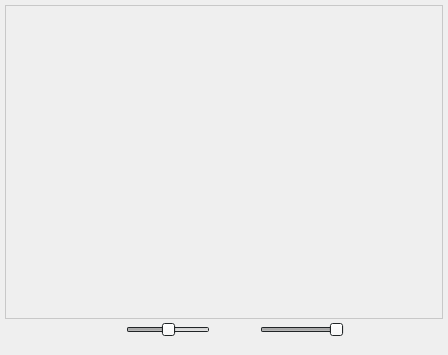
florianblume/6d-pat, file src/view/poseviewer/poseviewer.ui: the form before one commit.
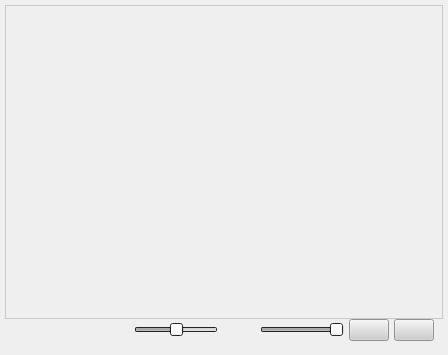
The form after the commit.

Commit message: added style sheet and custom message box

```diff
--- a/src/view/poseviewer/poseviewer.ui
+++ b/src/view/poseviewer/poseviewer.ui
@@ -271,28 +271,28 @@
           <active>
            <colorrole role="Button">
             <brush brushstyle="SolidPattern">
-             <color alpha="255">
-              <red>206</red>
-              <green>206</green>
-              <blue>206</blue>
+             <color alpha="0">
+              <red>0</red>
+              <green>0</green>
+              <blue>0</blue>
              </color>
             </brush>
            </colorrole>
            <colorrole role="Base">
             <brush brushstyle="SolidPattern">
-             <color alpha="255">
-              <red>206</red>
-              <green>206</green>
-              <blue>206</blue>
+             <color alpha="0">
+              <red>0</red>
+              <green>0</green>
+              <blue>0</blue>
              </color>
             </brush>
            </colorrole>
            <colorrole role="Window">
             <brush brushstyle="SolidPattern">
-             <color alpha="255">
-              <red>206</red>
-              <green>206</green>
-              <blue>206</blue>
+             <color alpha="0">
+              <red>0</red>
+              <green>0</green>
+              <blue>0</blue>
              </color>
             </brush>
            </colorrole>
@@ -300,28 +300,28 @@
           <inactive>
            <colorrole role="Button">
             <brush brushstyle="SolidPattern">
-             <color alpha="255">
-              <red>206</red>
-              <green>206</green>
-              <blue>206</blue>
+             <color alpha="0">
+              <red>0</red>
+              <green>0</green>
+              <blue>0</blue>
              </color>
             </brush>
            </colorrole>
            <colorrole role="Base">
             <brush brushstyle="SolidPattern">
-             <color alpha="255">
-              <red>206</red>
-              <green>206</green>
-              <blue>206</blue>
+             <color alpha="0">
+              <red>0</red>
+              <green>0</green>
+              <blue>0</blue>
              </color>
             </brush>
            </colorrole>
            <colorrole role="Window">
             <brush brushstyle="SolidPattern">
-             <color alpha="255">
-              <red>206</red>
-              <green>206</green>
-              <blue>206</blue>
+             <color alpha="0">
+              <red>0</red>
+              <green>0</green>
+              <blue>0</blue>
              </color>
             </brush>
            </colorrole>
@@ -329,28 +329,28 @@
           <disabled>
            <colorrole role="Button">
             <brush brushstyle="SolidPattern">
-             <color alpha="255">
-              <red>206</red>
-              <green>206</green>
-              <blue>206</blue>
+             <color alpha="0">
+              <red>0</red>
+              <green>0</green>
+              <blue>0</blue>
              </color>
             </brush>
            </colorrole>
            <colorrole role="Base">
             <brush brushstyle="SolidPattern">
-             <color alpha="255">
-              <red>206</red>
-              <green>206</green>
-              <blue>206</blue>
+             <color alpha="0">
+              <red>0</red>
+              <green>0</green>
+              <blue>0</blue>
              </color>
             </brush>
            </colorrole>
            <colorrole role="Window">
             <brush brushstyle="SolidPattern">
-             <color alpha="255">
-              <red>206</red>
-              <green>206</green>
-              <blue>206</blue>
+             <color alpha="0">
+              <red>0</red>
+              <green>0</green>
+              <blue>0</blue>
              </color>
             </brush>
            </colorrole>
@@ -364,9 +364,19 @@
          <bool>false</bool>
         </property>
         <property name="styleSheet">
-         <string notr="true">QPushButton:pressed {
-  border: 0px solid #5eb6ff;
-  background-color: #ffffff;
+         <string notr="true">QPushButton {
+    border: none;
+    background: transparent;
+}
+
+QPushButton:hover:!pressed {
+    border: none;
+    background: transparent;
+}
+
+QPushButton:pressed {
+    border: none;
+    background: transparent;
 }</string>
         </property>
         <property name="text">
@@ -439,28 +449,28 @@
           <active>
            <colorrole role="Button">
             <brush brushstyle="SolidPattern">
-             <color alpha="255">
-              <red>206</red>
-              <green>206</green>
-              <blue>206</blue>
+             <color alpha="0">
+              <red>0</red>
+              <green>0</green>
+              <blue>0</blue>
              </color>
             </brush>
            </colorrole>
            <colorrole role="Base">
             <brush brushstyle="SolidPattern">
-             <color alpha="255">
-              <red>206</red>
-              <green>206</green>
-              <blue>206</blue>
+             <color alpha="0">
+              <red>0</red>
+              <green>0</green>
+              <blue>0</blue>
              </color>
             </brush>
            </colorrole>
            <colorrole role="Window">
             <brush brushstyle="SolidPattern">
-             <color alpha="255">
-              <red>206</red>
-              <green>206</green>
-              <blue>206</blue>
+             <color alpha="0">
+              <red>0</red>
+              <green>0</green>
+              <blue>0</blue>
              </color>
             </brush>
            </colorrole>
@@ -468,28 +478,28 @@
           <inactive>
            <colorrole role="Button">
             <brush brushstyle="SolidPattern">
-             <color alpha="255">
-              <red>206</red>
-              <green>206</green>
-              <blue>206</blue>
+             <color alpha="0">
+              <red>0</red>
+              <green>0</green>
+              <blue>0</blue>
              </color>
             </brush>
            </colorrole>
            <colorrole role="Base">
             <brush brushstyle="SolidPattern">
-             <color alpha="255">
-              <red>206</red>
-              <green>206</green>
-              <blue>206</blue>
+             <color alpha="0">
+              <red>0</red>
+              <green>0</green>
+              <blue>0</blue>
              </color>
             </brush>
            </colorrole>
            <colorrole role="Window">
             <brush brushstyle="SolidPattern">
-             <color alpha="255">
-              <red>206</red>
-              <green>206</green>
-              <blue>206</blue>
+             <color alpha="0">
+              <red>0</red>
+              <green>0</green>
+              <blue>0</blue>
              </color>
             </brush>
            </colorrole>
@@ -497,28 +507,28 @@
           <disabled>
            <colorrole role="Button">
             <brush brushstyle="SolidPattern">
-             <color alpha="255">
-              <red>206</red>
-              <green>206</green>
-              <blue>206</blue>
+             <color alpha="0">
+              <red>0</red>
+              <green>0</green>
+              <blue>0</blue>
              </color>
             </brush>
            </colorrole>
            <colorrole role="Base">
             <brush brushstyle="SolidPattern">
-             <color alpha="255">
-              <red>206</red>
-              <green>206</green>
-              <blue>206</blue>
+             <color alpha="0">
+              <red>0</red>
+              <green>0</green>
+              <blue>0</blue>
              </color>
             </brush>
            </colorrole>
            <colorrole role="Window">
             <brush brushstyle="SolidPattern">
-             <color alpha="255">
-              <red>206</red>
-              <green>206</green>
-              <blue>206</blue>
+             <color alpha="0">
+              <red>0</red>
+              <green>0</green>
+              <blue>0</blue>
              </color>
             </brush>
            </colorrole>
@@ -535,9 +545,19 @@
          <bool>false</bool>
         </property>
         <property name="styleSheet">
-         <string notr="true">QPushButton:pressed {
-  border: 0px solid #5eb6ff;
-  background-color: #ffffff;
+         <string notr="true">QPushButton {
+    border: none;
+    background: transparent;
+}
+
+QPushButton:hover:!pressed {
+    border: none;
+    background: transparent;
+}
+
+QPushButton:pressed {
+    border: none;
+    background: transparent;
 }</string>
         </property>
         <property name="text">
@@ -678,26 +698,11 @@
         <property name="autoFillBackground">
          <bool>false</bool>
         </property>
-        <property name="styleSheet">
-         <string notr="true">QPushButton {
-  background-color: #cecece;
-}
-
-QPushButton:hover:!pressed {
-  border: 1px solid #75c1ff;
-  background-color: #c6e5ff;
-}
-
-QPushButton:pressed {
-  border: 1px solid #5eb6ff;
-  background-color: #9ed2ff;
-}</string>
-        </property>
         <property name="text">
          <string/>
         </property>
         <property name="flat">
-         <bool>true</bool>
+         <bool>false</bool>
         </property>
        </widget>
       </item>
@@ -905,26 +910,11 @@
         <property name="autoFillBackground">
          <bool>false</bool>
         </property>
-        <property name="styleSheet">
-         <string notr="true">QPushButton {
-  background-color: #cecece;
-}
-
-QPushButton:hover:!pressed {
-  border: 1px solid #75c1ff;
-  background-color: #c6e5ff;
-}
-
-QPushButton:pressed {
-  border: 1px solid #5eb6ff;
-  background-color: #9ed2ff;
-}</string>
-        </property>
         <property name="text">
          <string/>
         </property>
         <property name="flat">
-         <bool>true</bool>
+         <bool>false</bool>
         </property>
        </widget>
       </item>
```
The commit also changes 18 other files.
